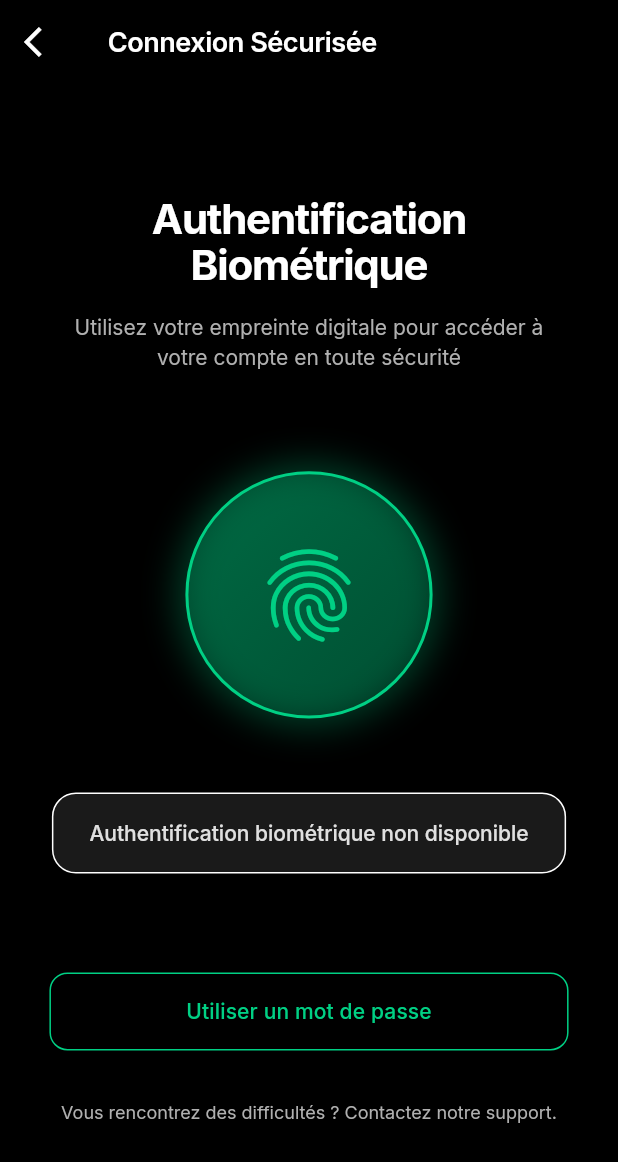
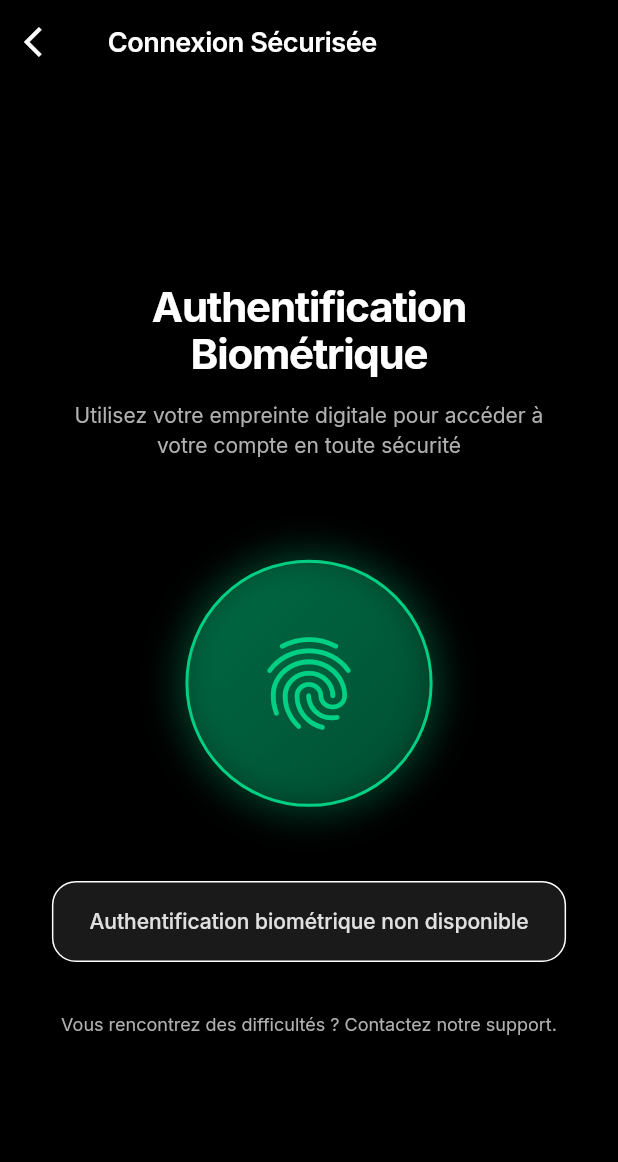
Before and after one commit to Smart-Accident-Report/costa, a Flutter app: the LoginWithFingerPrints screen opened by its route, on a phone screen of 412 x 824 dp. Shown: the top 1162 px of the screen. Run offline on Flutter 3.47's test engine with Material 3 defaults, Android fonts, the phone set to English and light mode, and no system bars; our stand-ins replace bloc, camera, connectivity_plus, dartz, equatable, flutter_bloc and 6 more; accounts and stored records are empty; project files that could hold a hidden picture were left out.

Commit message:
remove the alternative

```diff
--- a/apps/client/assurance_mobile/lib/features/create_insurance/presentation/screen/login_with_finger_prints.dart
+++ b/apps/client/assurance_mobile/lib/features/create_insurance/presentation/screen/login_with_finger_prints.dart
@@ -292,35 +292,6 @@
                 ),
               ),
 
-              SizedBox(height: context.height * 0.08),
-
-              // Alternative Login Button
-              if (!_isProcessing && !_isAuthenticated)
-                Container(
-                  width: double.infinity,
-                  child: OutlinedButton(
-                    onPressed: () {
-                      Navigator.pushReplacementNamed(context, '/login');
-                    },
-                    style: OutlinedButton.styleFrom(
-                      padding: const EdgeInsets.symmetric(vertical: 16),
-                      side: BorderSide(
-                        color: Theme.of(context).colorScheme.primary,
-                        width: 1,
-                      ),
-                      shape: RoundedRectangleBorder(
-                        borderRadius: BorderRadius.circular(12),
-                      ),
-                    ),
-                    child: Text(
-                      'Utiliser un mot de passe',
-                      style: Theme.of(context).textTheme.labelLarge?.copyWith(
-                            color: Theme.of(context).colorScheme.primary,
-                          ),
-                    ),
-                  ),
-                ),
-
               SizedBox(height: context.height * 0.04),
 
               // Help text
```
